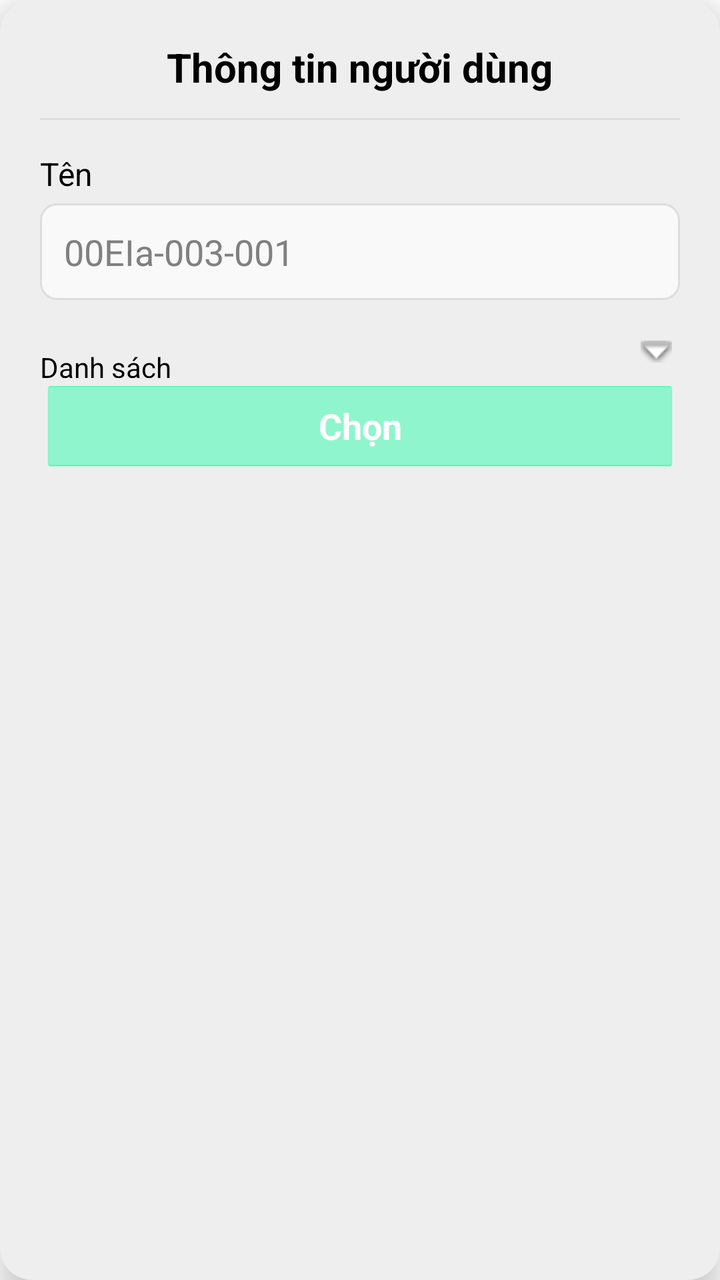
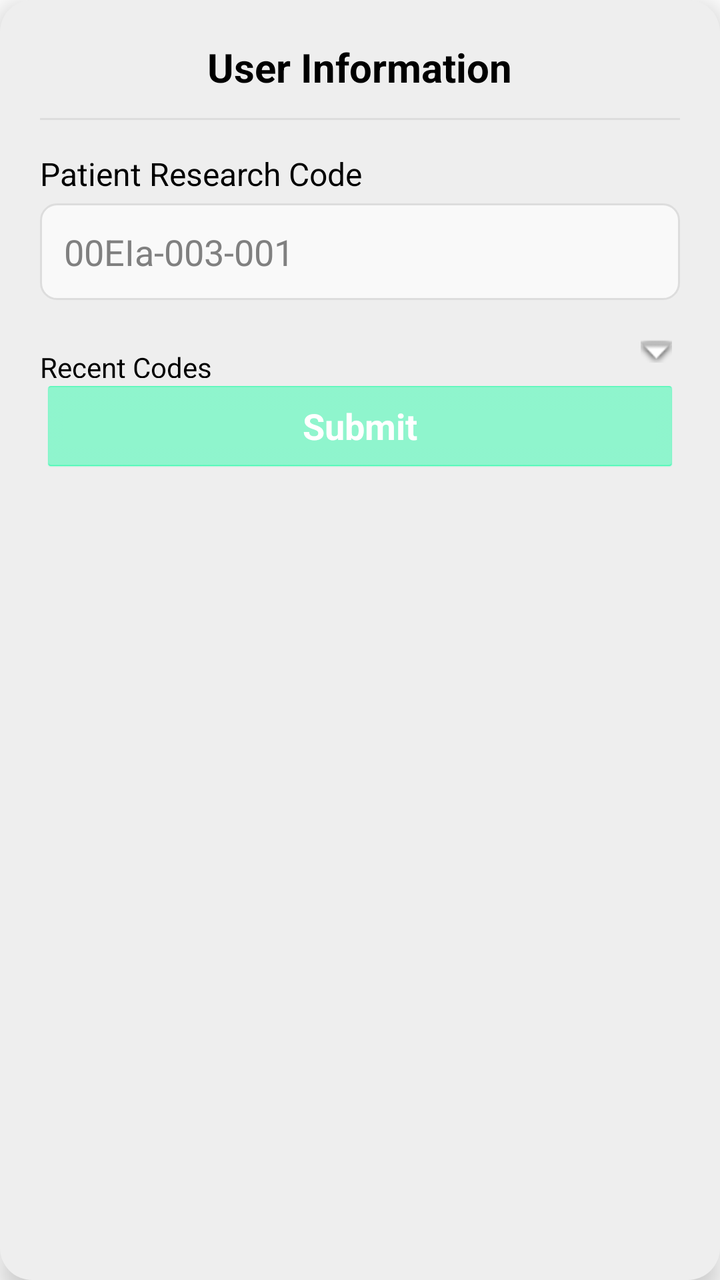

Compare the two renders of this Android layout. The source of the first and the diff that turns it into the second are given below.
<!-- AndroidManifest.xml: application theme CustomTheme -->
<!-- res/layout/patient_info_popup.xml -->
<?xml version="1.0" encoding="utf-8"?>
<LinearLayout xmlns:android="http://schemas.android.com/apk/res/android"
    xmlns:app="http://schemas.android.com/apk/res-auto"
    android:layout_width="match_parent"
    android:layout_height="wrap_content"
    android:orientation="vertical"
    android:padding="@dimen/popup_padding"
    android:background="@drawable/popup_background"
    android:layout_gravity="center"
    android:elevation="8dp"
    android:layout_marginStart="@dimen/popup_margin"
    android:layout_marginEnd="@dimen/popup_margin">

    <TextView
        android:layout_width="wrap_content"
        android:layout_height="wrap_content"
        android:text="Thông tin người dùng"
        android:textSize="@dimen/title_text_size"
        android:textStyle="bold"
        android:textColor="@android:color/black"
        android:layout_gravity="center"
        android:paddingBottom="12dp"/>

    <View
        android:layout_width="match_parent"
        android:layout_height="1dp"
        android:background="#DDDDDD"
        android:layout_marginBottom="16dp"/>

    
    <TextView
        android:layout_width="match_parent"
        android:layout_height="wrap_content"
        android:text="Tên"
        android:textColor="#000000"
        android:textSize="@dimen/label_text_size"
        android:paddingBottom="4dp" />

    <EditText
        android:id="@+id/researchCodeEditText"
        android:layout_width="match_parent"
        android:layout_height="wrap_content"
        android:hint="00EIa-003-001"
        android:background="@drawable/edit_text_background"
        android:padding="@dimen/input_padding"
        android:inputType="text"
        android:layout_marginBottom="12dp"/>

    
    <LinearLayout
        android:layout_width="match_parent"
        android:layout_height="wrap_content"
        android:orientation="horizontal"
        android:gravity="center_vertical">
        
        <TextView
            android:id="@+id/recentCodesLabel"
            android:layout_width="0dp"
            android:layout_height="wrap_content"
            android:layout_weight="1"
            android:text="Danh sách"
            android:textColor="#000000"
            android:textSize="14sp"
            android:layout_marginTop="8dp"
            android:visibility="visible"/>
            
        <ImageButton
            android:id="@+id/dropdownButton"
            android:layout_width="24dp"
            android:layout_height="24dp"
            android:src="@android:drawable/arrow_down_float"
            android:background="?android:attr/selectableItemBackgroundBorderless"
            android:contentDescription="Toggle code history" />
    </LinearLayout>

    <androidx.recyclerview.widget.RecyclerView
        android:id="@+id/codeHistoryContainer"
        android:layout_width="match_parent"
        android:layout_height="wrap_content"
        android:layout_marginTop="4dp"
        android:layout_marginBottom="8dp"
        android:visibility="gone"
        android:maxHeight="120dp"/>

    
    
    <TextView
        android:layout_width="match_parent"
        android:layout_height="wrap_content"
        android:text="Tên Viết Tắt"
        android:textColor="#000000"
        android:textSize="@dimen/label_text_size"
        android:paddingBottom="4dp"
        android:visibility="gone"/>

    <EditText
        android:id="@+id/locationCodeEditText"
        android:layout_width="match_parent"
        android:layout_height="wrap_content"
        android:hint="NVA"
        android:background="@drawable/edit_text_background"
        android:padding="@dimen/input_padding"
        android:inputType="text"
        android:layout_marginBottom="12dp"
        android:visibility="gone"/>

    
    
    <TextView
        android:layout_width="match_parent"
        android:layout_height="wrap_content"
        android:text="Vị trí (số giường)"
        android:textColor="#000000"
        android:textSize="@dimen/label_text_size"
        android:paddingBottom="4dp"
        android:visibility="gone"/>

    <EditText
        android:id="@+id/serialNumberEditText"
        android:layout_width="match_parent"
        android:layout_height="wrap_content"
        android:hint="01"
        android:background="@drawable/edit_text_background"
        android:padding="@dimen/input_padding"
        android:inputType="text"
        android:layout_marginBottom="20dp"
        android:visibility="gone"/>

    
    <Button
        android:id="@+id/submitButton"
        android:layout_width="match_parent"
        android:layout_height="wrap_content"
        android:text="Chọn"
        android:backgroundTint="#00FF9C"
        android:textColor="@android:color/white"
        android:padding="@dimen/button_padding"
        android:textStyle="bold"/>

</LinearLayout>
<!-- resources referenced by this layout -->
<resources>
  <dimen name="button_padding">10dp</dimen>
  <dimen name="input_padding">12dp</dimen>
  <dimen name="label_text_size">16sp</dimen>
  <dimen name="popup_margin">32dp</dimen>
  <dimen name="popup_padding">20dp</dimen>
  <dimen name="title_text_size">20sp</dimen>
  <!-- drawable edit_text_background (drawable) -->
  <?xml version="1.0" encoding="utf-8"?>
  <shape xmlns:android="http://schemas.android.com/apk/res/android">
      <solid android:color="#F9F9F9"/>
      <corners android:radius="8dp"/>
      <stroke android:width="1dp" android:color="#DDDDDD"/>
  </shape>
  <!-- drawable popup_background (drawable) -->
  <?xml version="1.0" encoding="utf-8"?>
  <shape xmlns:android="http://schemas.android.com/apk/res/android">
      <solid android:color="#EEEEEE"/> 
      <corners android:radius="16dp"/> 
      <padding
          android:left="16dp"
          android:top="16dp"
          android:right="16dp"
          android:bottom="16dp"/> 
  </shape>
  <style name="CustomTheme" parent="@android:style/Theme.Holo.Light.DarkActionBar">
          <item name="android:actionBarStyle">@style/MyActionBar</item>
          <item name="android:itemTextAppearance">@style/MyMenuText</item>
      </style>
  <style name="MyActionBar" parent="@android:style/Widget.Holo.Light.ActionBar">
          <item name="android:background">#006A67</item>
      </style>
  <style name="MyMenuText" parent="@android:style/TextAppearance.Holo.Widget.ActionBar.Menu">
          <item name="android:textColor">#3DC2EC</item> 
      </style>
</resources>

<!-- the commit's change to res/layout/patient_info_popup.xml (unified diff, before → after) -->
@@ -14,7 +14,7 @@
     <TextView
         android:layout_width="wrap_content"
         android:layout_height="wrap_content"
-        android:text="Thông tin người dùng"
+        android:text="User Information"
         android:textSize="@dimen/title_text_size"
         android:textStyle="bold"
         android:textColor="@android:color/black"
@@ -31,7 +31,7 @@
     <TextView
         android:layout_width="match_parent"
         android:layout_height="wrap_content"
-        android:text="Tên"
+        android:text="Patient Research Code"
         android:textColor="#000000"
         android:textSize="@dimen/label_text_size"
         android:paddingBottom="4dp" />
@@ -58,7 +58,7 @@
             android:layout_width="0dp"
             android:layout_height="wrap_content"
             android:layout_weight="1"
-            android:text="Danh sách"
+            android:text="Recent Codes"
             android:textColor="#000000"
             android:textSize="14sp"
             android:layout_marginTop="8dp"
@@ -131,7 +131,7 @@
         android:id="@+id/submitButton"
         android:layout_width="match_parent"
         android:layout_height="wrap_content"
-        android:text="Chọn"
+        android:text="Submit"
         android:backgroundTint="#00FF9C"
         android:textColor="@android:color/white"
         android:padding="@dimen/button_padding"
